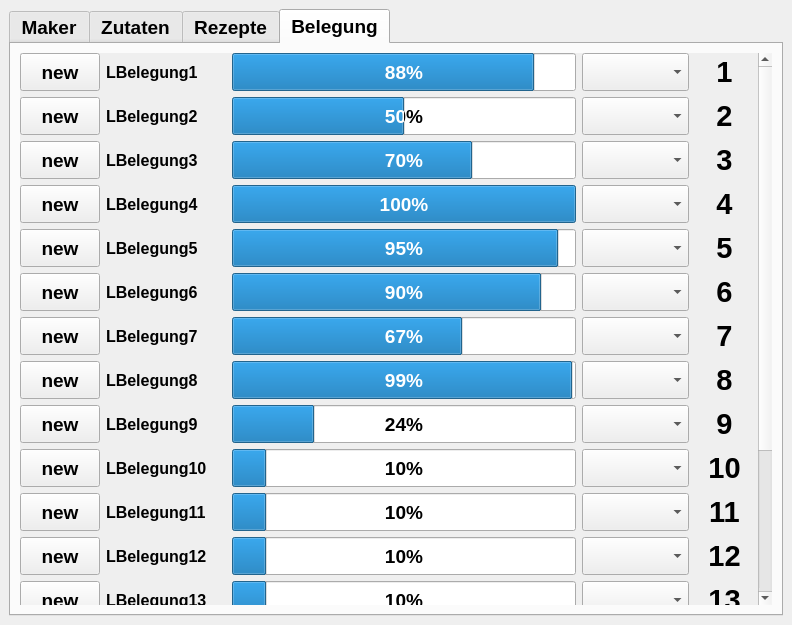
First picture: the form in src/ui_elements/cocktailmanager.ui, repository AndreWohnsland/CocktailBerry, before the edit.
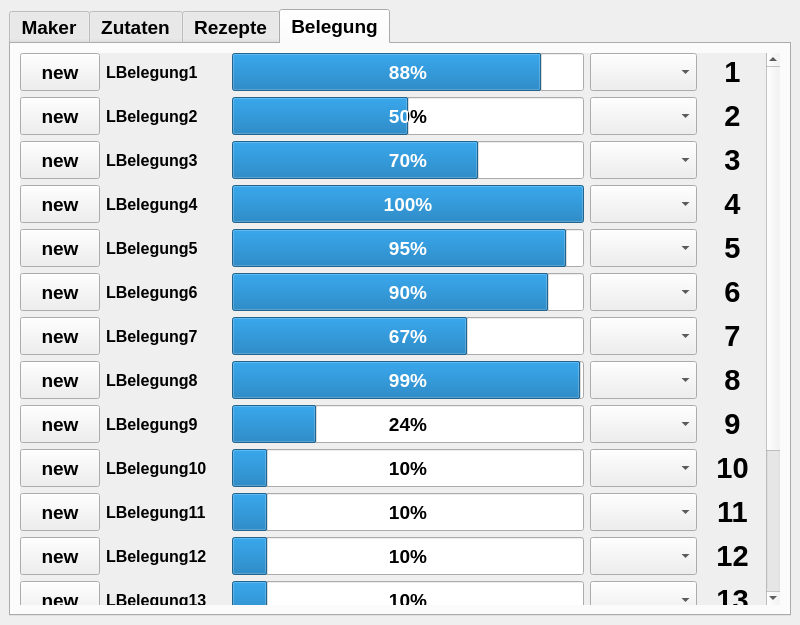
Second picture: the form after the edit. The open tabs and pages were chosen to show the change. Custom widgets are drawn as their Qt base class.

Commit message: Renamed prepare button

The edit to the form file:
```diff
--- a/src/ui_elements/cocktailmanager.ui
+++ b/src/ui_elements/cocktailmanager.ui
@@ -6,7 +6,7 @@
    <rect>
     <x>0</x>
     <y>0</y>
-    <width>792</width>
+    <width>800</width>
     <height>625</height>
    </rect>
   </property>
@@ -2219,8 +2219,8 @@
            <property name="geometry">
             <rect>
              <x>0</x>
-             <y>-203</y>
-             <width>733</width>
+             <y>0</y>
+             <width>620</width>
              <height>756</height>
             </rect>
            </property>
```
Left out of the diff: 2 changed lines with no effect on the pictures. The commit also changes 3 other files.
